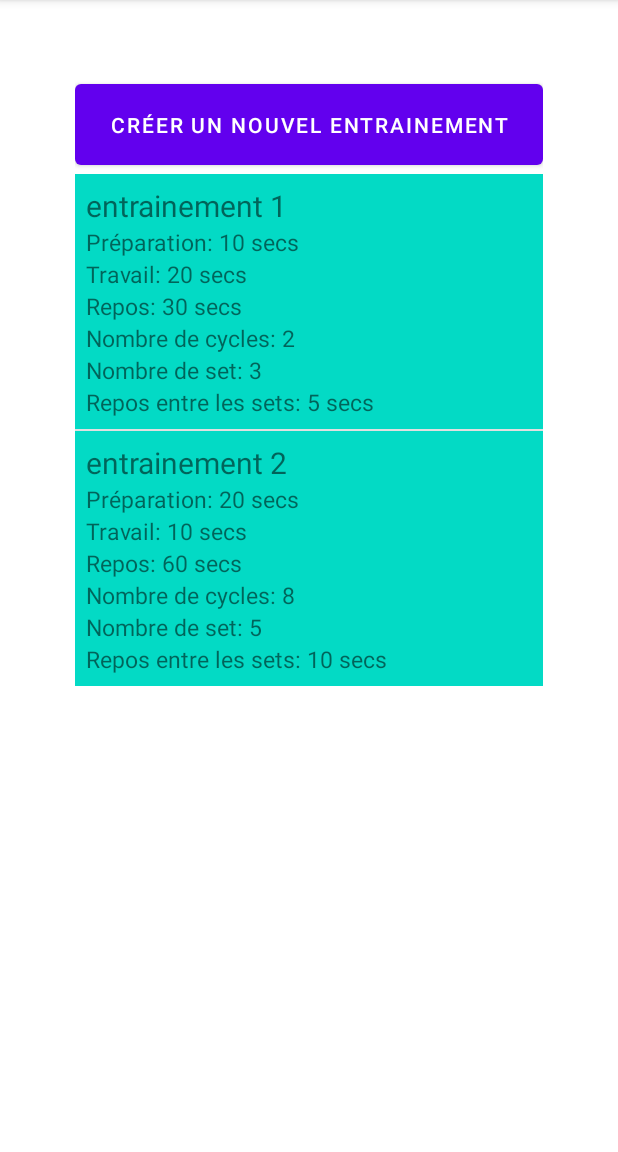
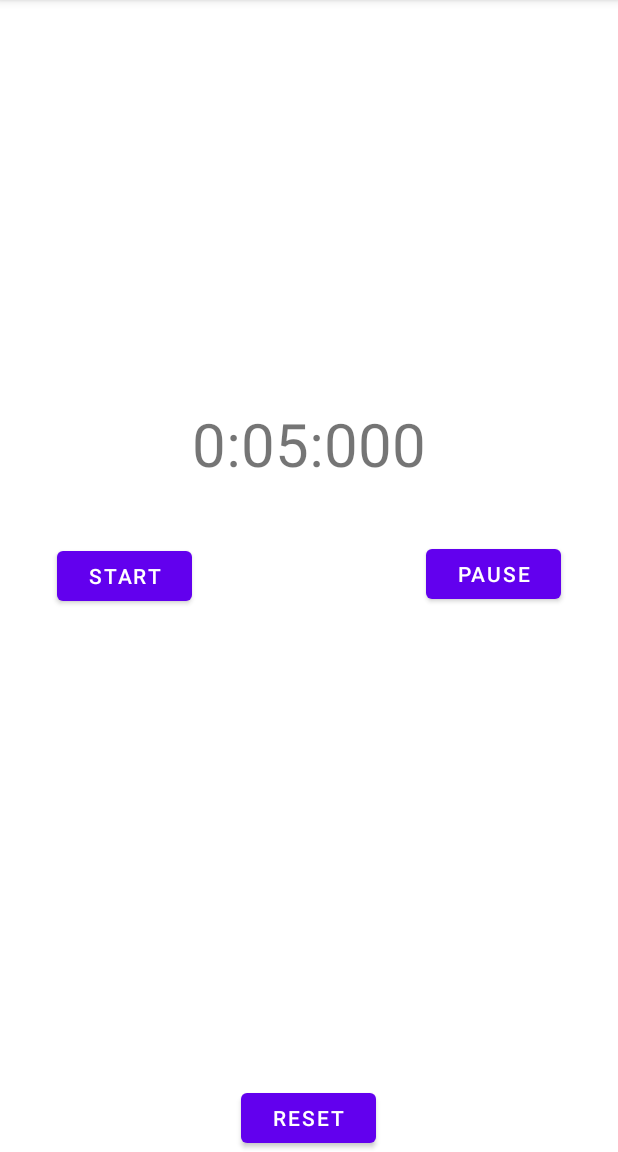
Before and after one commit to LamsaLL/tabata_timer, an Android app: the screen it shows after launch (MainActivity before the commit, WorkoutActivity after it), after a tap on "entrainement 1", on a phone screen of 412 x 824 dp, the part 84-1236 px from its top. Run offline under Robolectric (Android 15) with nearby library versions, the phone set to English and light mode, and no system bars; our stand-ins replace Room's generated code.

Commit message:
feat: add workout view with countdown timer

```diff
--- a/app/src/main/AndroidManifest.xml
+++ b/app/src/main/AndroidManifest.xml
@@ -17,7 +17,7 @@
             </intent-filter>
         </activity>
         <activity android:name=".AddWorkoutActivity" />
-
+        <activity android:name=".WorkoutActivity" />
     </application>
 
 </manifest>
--- a/app/src/main/java/com/example/amsallel_tabata_timer/MainActivity.java
+++ b/app/src/main/java/com/example/amsallel_tabata_timer/MainActivity.java
@@ -3,6 +3,7 @@ package com.example.amsallel_tabata_timer;
 
 import android.content.Intent;
 import android.os.AsyncTask;
+import android.os.Parcelable;
 import android.view.View;
 import android.widget.AdapterView;
 import android.widget.Button;
@@ -20,6 +21,7 @@ import java.util.ArrayList;
 import java.util.List;
 
 public class MainActivity extends AppCompatActivity {
+
     private DatabaseClient mDb;
     private WorkoutsAdapter adapter;
 
@@ -43,15 +45,6 @@ public class MainActivity extends AppCompatActivity {
         adapter = new WorkoutsAdapter(this, new ArrayList<Workout>());
         workoutList.setAdapter(adapter);
 
-//        // Event on add button
-//        buttonAdd.setOnClickListener(new View.OnClickListener() {
-//            @Override
-//            public void onClick(View view) {
-//                Intent intent = new Intent(MainActivity.this, AddTaskActivity.class);
-//                startActivityForResult(intent, REQUEST_CODE_ADD);
-//            }
-//        });
-
         // Add click event to listView
         workoutList.setOnItemClickListener(new AdapterView.OnItemClickListener() {
             @Override
@@ -60,6 +53,11 @@ public class MainActivity extends AppCompatActivity {
                 // Get the clicked workout thanks to adapter
                 Workout workout = adapter.getItem(position);
 
+                Intent WorkoutViewActivityIntent = new Intent(MainActivity.this, WorkoutActivity.class);
+
+                WorkoutViewActivityIntent.putExtra("workout", workout);
+                // Launch activity change demand
+                startActivity(WorkoutViewActivityIntent);
                 // Message
                 Toast.makeText(MainActivity.this, "Click : " + workout.getName(), Toast.LENGTH_SHORT).show();
             }
@@ -73,6 +71,13 @@ public class MainActivity extends AppCompatActivity {
 
                 // Get the clicked workout thanks to adapter
                 Workout workout = adapter.getItem(position);
+
+                // Create new intent
+                Intent WorkoutViewActivityIntent = new Intent(MainActivity.this, WorkoutActivity.class);
+
+                WorkoutViewActivityIntent.putExtra("workout", (Parcelable) workout);
+                // Launch activity change demand
+                startActivity(WorkoutViewActivityIntent);
 
                 // Message
                 Toast.makeText(MainActivity.this, "LongClick : " + workout.getName(), Toast.LENGTH_SHORT).show();
--- /dev/null
+++ b/app/src/main/java/com/example/amsallel_tabata_timer/WorkoutActivity.java
@@ -0,0 +1,77 @@
+package com.example.amsallel_tabata_timer;
+
+import android.os.Bundle;
+import android.view.View;
+import android.widget.TextView;
+import android.widget.Toast;
+
+import androidx.appcompat.app.AppCompatActivity;
+
+import com.example.amsallel_tabata_timer.data.Counter;
+import com.example.amsallel_tabata_timer.data.OnUpdateListener;
+import com.example.amsallel_tabata_timer.db.Workout;
+
+public class WorkoutActivity extends AppCompatActivity implements OnUpdateListener{
+    // VIEW
+    private TextView timerValue;
+    // DATA
+    private Counter counter;
+
+
+    @Override
+    protected void onCreate(Bundle savedInstanceState) {
+        super.onCreate(savedInstanceState);
+        setContentView(R.layout.activity_workout);
+
+        Bundle extras = getIntent().getExtras();
+        Workout workout = (Workout) extras.getSerializable("workout");
+
+        Toast.makeText(WorkoutActivity.this, "Click : " + workout.getName(), Toast.LENGTH_SHORT).show();
+
+        // Récupérer la view
+        timerValue = (TextView) findViewById(R.id.timerValue);
+
+        // Initialiser l'objet Compteur
+        counter = new Counter();
+
+        // Abonner l'activité au compteur pour "suivre" les événements
+        counter.addOnUpdateListener(this);
+
+        // Mise à jour graphique
+        updating();
+    }
+
+    // Lancer le compteur
+    public void onStart(View view) {
+        counter.start();
+    }
+
+    // Mettre en pause le compteur
+    public void onPause(View view) {
+        counter.pause();
+    }
+
+
+    // Remettre à zéro le compteur
+    public void onReset(View view) {
+        counter.reset();
+    }
+
+    // Mise à jour graphique
+    private void updating() {
+        // Affichage des informations du compteur
+        timerValue.setText("" + counter.getMinutes() + ":"
+                + String.format("%02d", counter.getSecondes()) + ":"
+                + String.format("%03d", counter.getMillisecondes()));
+    }
+
+    /**
+     * Méthode appelée à chaque update du compteur (l'activité est abonnée au compteur)
+     *
+     */
+    @Override
+    public void onUpdate() {
+        updating();
+    }
+
+}
--- /dev/null
+++ b/app/src/main/java/com/example/amsallel_tabata_timer/data/Counter.java
@@ -0,0 +1,97 @@
+package com.example.amsallel_tabata_timer.data;
+
+import android.os.CountDownTimer;
+
+public class Counter extends UpdateSource {
+    // CONSTANTE
+    private final static long INITIAL_TIME = 5000;
+
+    // DATA
+    private long updatedTime = INITIAL_TIME;
+    private CountDownTimer timer;   // https://developer.android.com/reference/android/os/CountDownTimer.html
+
+
+    public Counter() {
+        updatedTime = INITIAL_TIME;
+    }
+
+    // Lancer le compteur
+    public void start() {
+
+        if (timer == null) {
+
+            // Créer le CountDownTimer
+            timer = new CountDownTimer(updatedTime, 10) {
+
+                // Callback fired on regular interval
+                public void onTick(long millisUntilFinished) {
+                    updatedTime = millisUntilFinished;
+
+                    // Mise à jour
+                    update();
+                }
+
+                // Callback fired when the time is up
+                public void onFinish() {
+                    updatedTime = 0;
+
+                    // Mise à jour
+                    update();
+                }
+
+            }.start();   // Start the countdown
+        }
+
+    }
+
+    // Mettre en pause le compteur
+    public void pause() {
+
+        if (timer != null) {
+
+            // Arreter le timer
+            stop();
+
+            // Mise à jour
+            update();
+        }
+    }
+
+
+    // Remettre à le compteur à la valeur initiale
+    public void reset() {
+
+        if (timer != null) {
+
+            // Arreter le timer
+            stop();
+        }
+
+        // Réinitialiser
+        updatedTime = INITIAL_TIME;
+
+        // Mise à jour
+        update();
+
+    }
+
+    // Arrete l'objet CountDownTimer et l'efface
+    private void stop() {
+        timer.cancel();
+        timer = null;
+    }
+
+    public int getMinutes() {
+        return (int) (updatedTime / 1000)/60;
+    }
+
+    public int getSecondes() {
+        int secs = (int) (updatedTime / 1000);
+        return secs % 60;
+    }
+
+    public int getMillisecondes() {
+        return (int) (updatedTime % 1000);
+    }
+
+}
--- /dev/null
+++ b/app/src/main/java/com/example/amsallel_tabata_timer/data/OnUpdateListener.java
@@ -0,0 +1,7 @@
+package com.example.amsallel_tabata_timer.data;
+
+public interface OnUpdateListener {
+
+    // Méthode appelée à chaque update de l'objet de type UpdateSource (après abonnement)
+    public void onUpdate();
+}
--- /dev/null
+++ b/app/src/main/java/com/example/amsallel_tabata_timer/data/UpdateSource.java
@@ -0,0 +1,22 @@
+package com.example.amsallel_tabata_timer.data;
+
+import java.util.ArrayList;
+
+public class UpdateSource {
+
+    // Liste des auditeurs
+    private ArrayList<OnUpdateListener> listeners = new ArrayList<OnUpdateListener>();
+
+    // Méthode d'abonnement
+    public void addOnUpdateListener(OnUpdateListener listener) {
+        listeners.add(listener);
+    }
+
+    // Méthode activée par la source pour prévenir les auditeurs de l'événement update
+    public void update() {
+
+        // Notify everybody that may be interested.
+        for (OnUpdateListener listener : listeners)
+            listener.onUpdate();
+    }
+}
--- a/app/src/main/java/com/example/amsallel_tabata_timer/db/Workout.java
+++ b/app/src/main/java/com/example/amsallel_tabata_timer/db/Workout.java
@@ -2,9 +2,11 @@ package com.example.amsallel_tabata_timer.db;
 import androidx.room.Entity;
 import androidx.room.PrimaryKey;
 
+import java.io.Serializable;
+
 
 @Entity(tableName = "workout")
-public class Workout {
+public class Workout implements Serializable {
     @PrimaryKey(autoGenerate = true)
     private long id;
 
--- /dev/null
+++ b/app/src/main/res/layout/activity_workout.xml
@@ -0,0 +1,51 @@
+<?xml version="1.0" encoding="utf-8"?>
+<RelativeLayout xmlns:android="http://schemas.android.com/apk/res/android"
+    xmlns:app="http://schemas.android.com/apk/res-auto"
+    xmlns:tools="http://schemas.android.com/tools"
+    android:layout_width="match_parent"
+    android:layout_height="match_parent"
+    tools:context=".MainActivity">
+
+    <TextView
+        android:id="@+id/timerValue"
+        android:layout_width="wrap_content"
+        android:layout_height="wrap_content"
+        android:layout_above="@+id/pauseButton"
+        android:layout_centerHorizontal="true"
+        android:layout_marginBottom="37dp"
+        android:textSize="40sp"
+        android:text="00:00:00" />
+
+    <Button
+        android:id="@+id/startButton"
+        android:layout_width="90dp"
+        android:layout_height="45dp"
+        android:layout_alignParentLeft="true"
+        android:layout_centerVertical="true"
+        android:layout_marginLeft="38dp"
+        android:text="Start"
+        android:onClick="onStart"
+        />
+
+    <Button
+        android:id="@+id/pauseButton"
+        android:layout_width="90dp"
+        android:layout_height="45dp"
+        android:layout_alignBaseline="@id/startButton"
+        android:layout_alignBottom="@id/startButton"
+        android:layout_alignParentRight="true"
+        android:layout_marginRight="38dp"
+        android:text="Pause"
+        android:onClick="onPause"
+        />
+
+    <Button
+        android:id="@+id/resetButton"
+        android:layout_width="90dp"
+        android:layout_height="45dp"
+        android:layout_centerInParent="true"
+        android:layout_alignParentBottom="true"
+        android:text="Reset"
+        android:onClick="onReset"
+        />
+</RelativeLayout>
```
